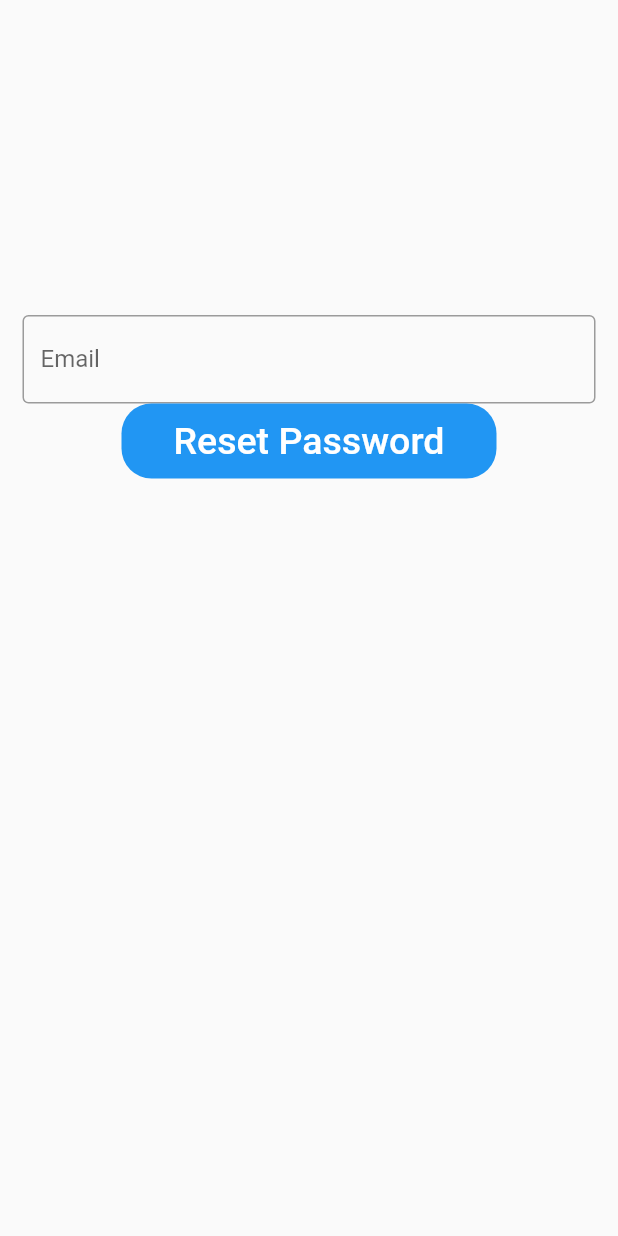
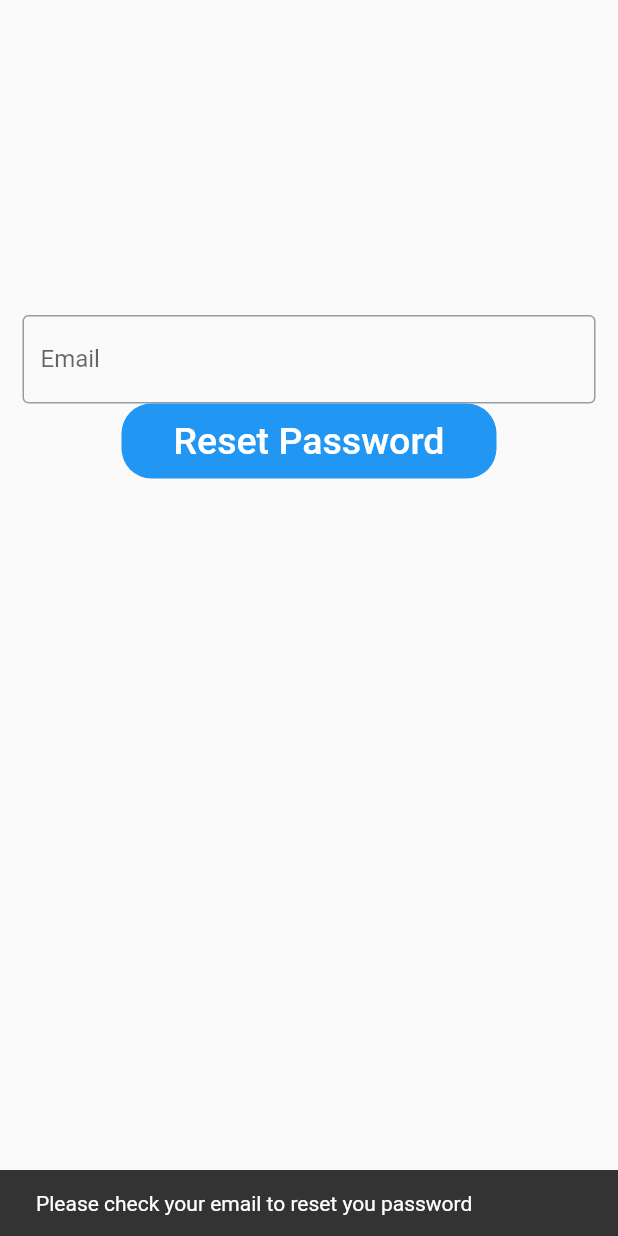
Before and after one commit to Lsfhv/bike-tour-app, a Flutter app: the ForgotPasswordFrom widget shown alone on an empty page, opened directly, after a tap on "Reset Password", on a phone screen of 412 x 824 dp. Run offline on Flutter 3.47's test engine with Material 2 defaults, Android fonts, the phone set to English and light mode, and no system bars; our stand-ins replace cloud_firestore, firebase_auth, firebase_core, google_fonts, google_maps_flutter; accounts and stored records are empty; network calls fail.

Commit message:
email reset link

```diff
--- a/lib/screens/authenticate/forgot_password_form.dart
+++ b/lib/screens/authenticate/forgot_password_form.dart
@@ -1,4 +1,6 @@
+import 'package:bike_tour_app/services/auth.dart';
 import 'package:flutter/material.dart';
+import 'package:provider/src/provider.dart';
 
 class ForgotPasswordFrom extends StatefulWidget {
   const ForgotPasswordFrom({Key? key}) : super(key: key);
@@ -59,7 +61,14 @@ class _ForgotPasswordFromState extends State<ForgotPasswordFrom> {
                   color: Colors.blue, borderRadius: BorderRadius.circular(20)),
               child: TextButton(
                 onPressed: () {
-                  // reset password here;
+                  var result = context
+                      .read<AuthService>()
+                      .resetPassword(email: _emailController.text);
+                  if (result == "Success") {
+                    ScaffoldMessenger.of(context).showSnackBar(const SnackBar(
+                        content: Text(
+                            'Please check your email to reset you password')));
+                  }
                 },
                 child: const Text(
                   'Reset Password',
--- a/lib/services/auth.dart
+++ b/lib/services/auth.dart
@@ -13,7 +13,6 @@ class AuthService {
   // signed in or not
   Stream<User?> get authStateChanges => _firebaseAuth.authStateChanges();
 
-  // data about the user
   User? get currentUser => _firebaseAuth.currentUser;
 
   Future<String> signIn(
@@ -39,4 +38,10 @@ class AuthService {
       return "";
     }
   }
+
+  String resetPassword({required String email}) {
+    _firebaseAuth.sendPasswordResetEmail(email: email);
+    return "Success";
+    // add then and on error catches
+  }
 }
```
